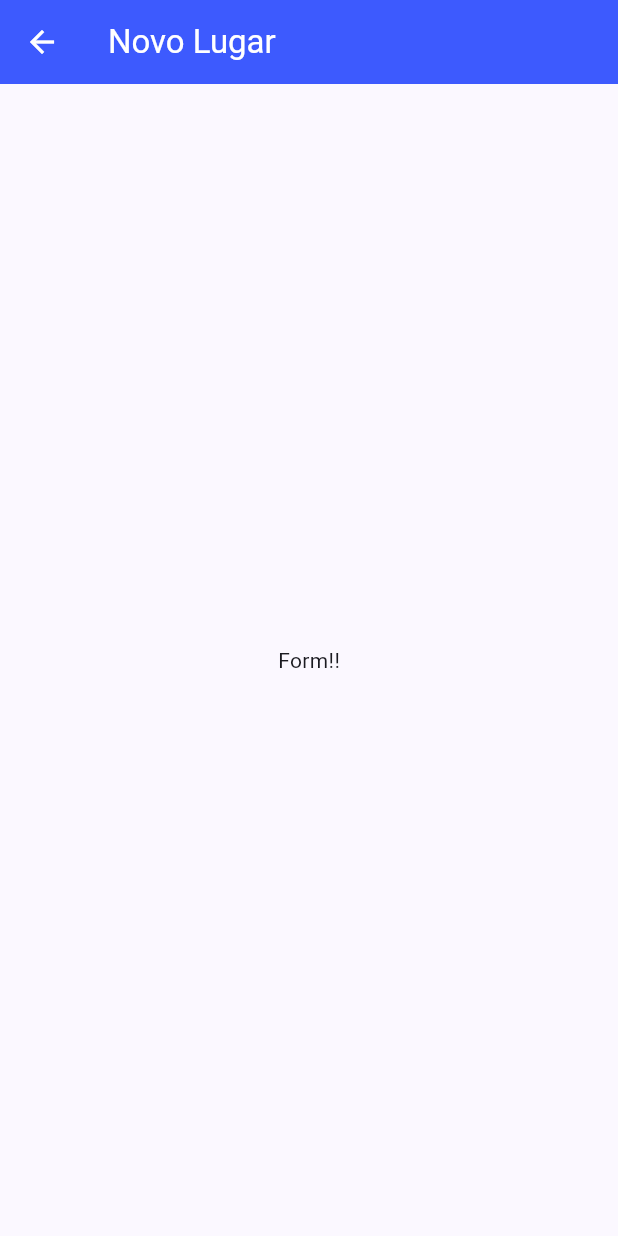
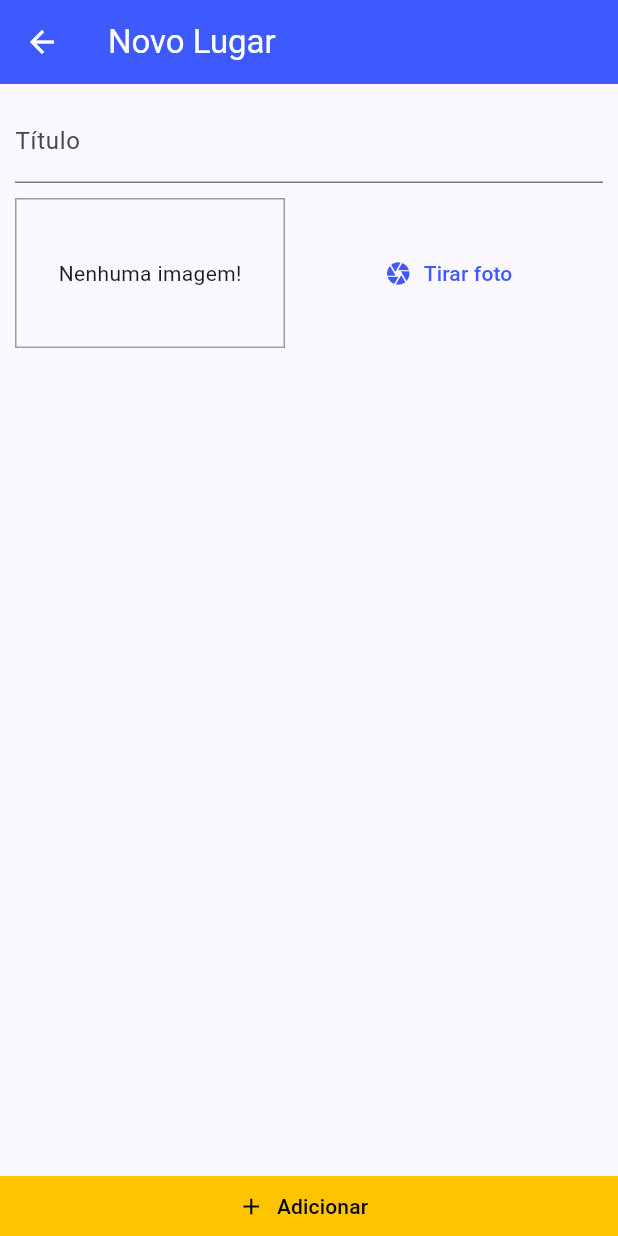
Before and after one commit to jhonatancassante/great_places, a Flutter app: the PlaceFormScreen screen opened by its route, on a phone screen of 412 x 824 dp. Run offline on Flutter 3.47's test engine with Material 3 defaults, Android fonts, the phone set to English and light mode, and no system bars.

Commit message:
feat: implemented the new place form

```diff
--- a/lib/providers/great_places.dart
+++ b/lib/providers/great_places.dart
@@ -2,7 +2,7 @@ import 'package:flutter/material.dart';
 import 'package:great_places/models/place.dart';
 
 class GreatPlaces with ChangeNotifier {
-  List<Place> _items = [];
+  final List<Place> _items = [];
 
   List<Place> get items {
     return [..._items];
--- a/lib/screens/place_form_screen.dart
+++ b/lib/screens/place_form_screen.dart
@@ -1,4 +1,6 @@
 import 'package:flutter/material.dart';
+import 'package:great_places/widgets/bottom_button_widget.dart';
+import 'package:great_places/widgets/image_input.dart';
 
 class PlaceFormScreen extends StatefulWidget {
   const PlaceFormScreen({super.key});
@@ -8,14 +10,46 @@ class PlaceFormScreen extends StatefulWidget {
 }
 
 class _PlaceFormScreenState extends State<PlaceFormScreen> {
+  final _titleControler = TextEditingController();
+
+  void _submitForm() {}
+
   @override
   Widget build(BuildContext context) {
     return Scaffold(
       appBar: AppBar(
         title: const Text('Novo Lugar'),
       ),
-      body: const Center(
-        child: Text('Form!!'),
+      body: Column(
+        crossAxisAlignment: CrossAxisAlignment.stretch,
+        children: [
+          Expanded(
+            child: SingleChildScrollView(
+              child: Padding(
+                padding: const EdgeInsets.all(10.0),
+                child: Column(
+                  children: [
+                    TextField(
+                      controller: _titleControler,
+                      decoration: const InputDecoration(
+                        labelText: 'Título',
+                      ),
+                    ),
+                    const SizedBox(
+                      height: 10,
+                    ),
+                    const ImageInput(),
+                  ],
+                ),
+              ),
+            ),
+          ),
+          BottomButtonWidget(
+            title: 'Adicionar',
+            icon: Icons.add,
+            onPressed: _submitForm,
+          ),
+        ],
       ),
     );
   }
--- /dev/null
+++ b/lib/widgets/bottom_button_widget.dart
@@ -0,0 +1,38 @@
+import 'package:flutter/material.dart';
+
+class BottomButtonWidget extends StatelessWidget {
+  final String title;
+  final IconData icon;
+  final VoidCallback onPressed;
+
+  const BottomButtonWidget({
+    super.key,
+    required this.title,
+    required this.icon,
+    required this.onPressed,
+  });
+
+  @override
+  Widget build(BuildContext context) {
+    return FilledButton.icon(
+      onPressed: onPressed,
+      icon: Icon(icon),
+      label: Text(title),
+      style: ButtonStyle(
+        backgroundColor: WidgetStateProperty.all(
+          Theme.of(context).colorScheme.secondary,
+        ),
+        foregroundColor: WidgetStateProperty.all(
+          Colors.black,
+        ),
+        elevation: WidgetStateProperty.all(0),
+        tapTargetSize: MaterialTapTargetSize.shrinkWrap,
+        shape: WidgetStateProperty.all<RoundedRectangleBorder>(
+          const RoundedRectangleBorder(
+            borderRadius: BorderRadius.zero, // Bordas retangulares
+          ),
+        ),
+      ),
+    );
+  }
+}
--- /dev/null
+++ b/lib/widgets/image_input.dart
@@ -0,0 +1,40 @@
+import 'package:flutter/material.dart';
+
+class ImageInput extends StatefulWidget {
+  const ImageInput({super.key});
+
+  @override
+  State<ImageInput> createState() => _ImageInputState();
+}
+
+class _ImageInputState extends State<ImageInput> {
+  @override
+  Widget build(BuildContext context) {
+    return Row(
+      children: [
+        Container(
+          width: 180,
+          height: 100,
+          decoration: BoxDecoration(
+            border: Border.all(
+              width: 1,
+              color: Colors.grey,
+            ),
+          ),
+          alignment: Alignment.center,
+          child: const Text('Nenhuma imagem!'),
+        ),
+        const SizedBox(
+          width: 10,
+        ),
+        Expanded(
+          child: TextButton.icon(
+            onPressed: () {},
+            label: const Text('Tirar foto'),
+            icon: const Icon(Icons.camera),
+          ),
+        )
+      ],
+    );
+  }
+}
```
